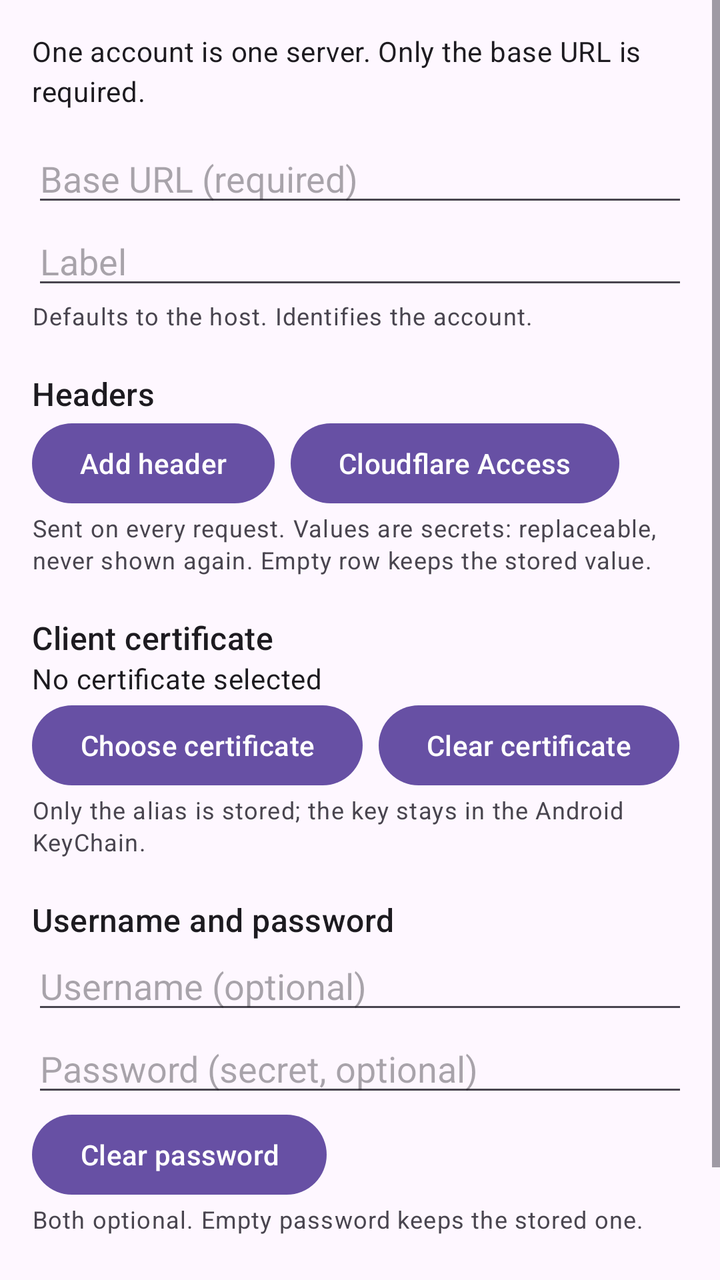
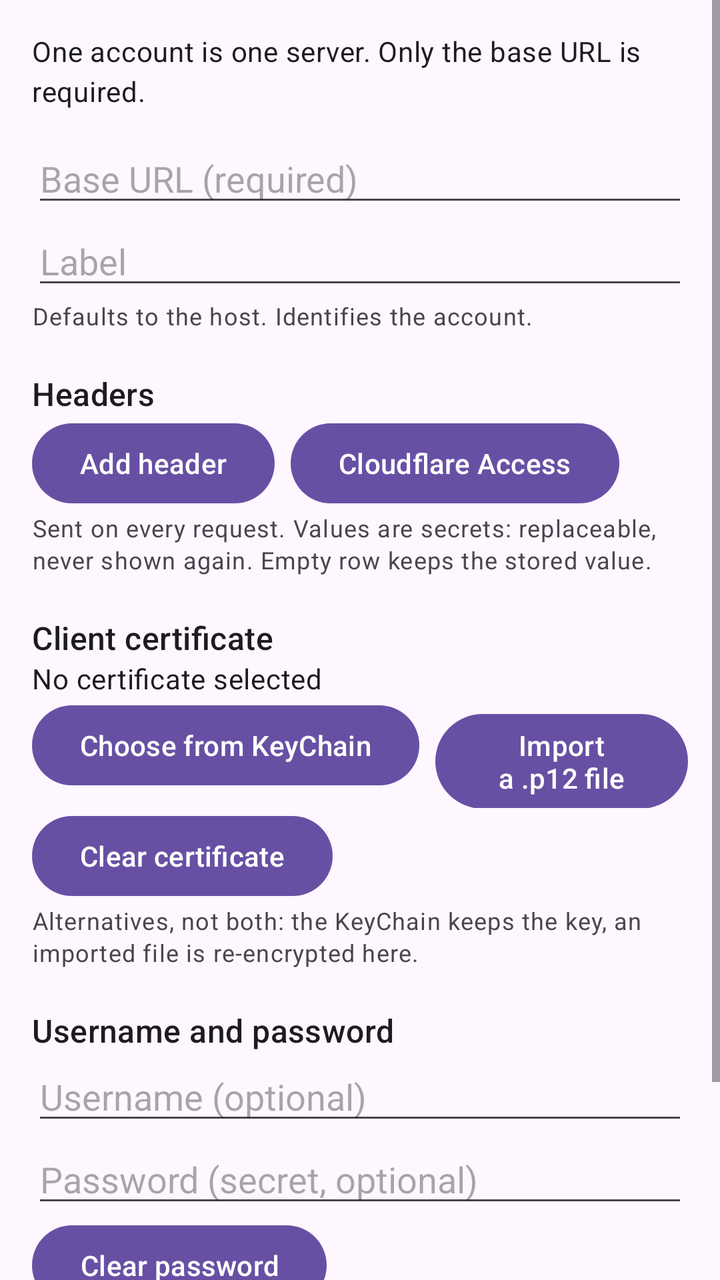

Compare the two renders of this Android layout. The source of the first and the diff that turns it into the second are given below.
<!-- AndroidManifest.xml: application theme Theme.DavProvider -->
<!-- res/layout/activity_account_setup.xml -->
<?xml version="1.0" encoding="utf-8"?>
<ScrollView xmlns:android="http://schemas.android.com/apk/res/android"
    android:layout_width="match_parent"
    android:layout_height="match_parent"
    android:clipToPadding="false"
    android:fitsSystemWindows="true"
    android:fillViewport="true">

    <LinearLayout
        android:layout_width="match_parent"
        android:layout_height="wrap_content"
        android:orientation="vertical"
        android:padding="16dp">

        <TextView
            android:layout_width="match_parent"
            android:layout_height="wrap_content"
            android:text="@string/setup_intro"
            android:textAppearance="?attr/textAppearanceBodyMedium" />

        <EditText
            android:id="@+id/url_input"
            android:layout_width="match_parent"
            android:layout_height="wrap_content"
            android:layout_marginTop="12dp"
            android:hint="@string/field_base_url"
            android:importantForAutofill="no"
            android:inputType="textUri"
            android:maxLines="1" />

        <EditText
            android:id="@+id/label_input"
            android:layout_width="match_parent"
            android:layout_height="wrap_content"
            android:hint="@string/field_label"
            android:importantForAutofill="no"
            android:inputType="text"
            android:maxLines="1" />

        <TextView
            android:id="@+id/label_note"
            android:layout_width="match_parent"
            android:layout_height="wrap_content"
            android:text="@string/label_note"
            android:textAppearance="?attr/textAppearanceBodySmall" />

        <TextView
            android:layout_width="match_parent"
            android:layout_height="wrap_content"
            android:layout_marginTop="20dp"
            android:text="@string/section_headers"
            android:textAppearance="?attr/textAppearanceTitleMedium" />

        <LinearLayout
            android:id="@+id/header_rows"
            android:layout_width="match_parent"
            android:layout_height="wrap_content"
            android:orientation="vertical" />

        <LinearLayout
            android:layout_width="match_parent"
            android:layout_height="wrap_content"
            android:orientation="horizontal">

            <Button
                android:id="@+id/add_header"
                android:layout_width="wrap_content"
                android:layout_height="wrap_content"
                android:text="@string/add_header" />

            <Button
                android:id="@+id/cloudflare_shortcut"
                android:layout_width="wrap_content"
                android:layout_height="wrap_content"
                android:layout_marginStart="8dp"
                android:text="@string/cloudflare_shortcut" />
        </LinearLayout>

        <TextView
            android:layout_width="match_parent"
            android:layout_height="wrap_content"
            android:text="@string/headers_note"
            android:textAppearance="?attr/textAppearanceBodySmall" />

        <TextView
            android:layout_width="match_parent"
            android:layout_height="wrap_content"
            android:layout_marginTop="20dp"
            android:text="@string/section_certificate"
            android:textAppearance="?attr/textAppearanceTitleMedium" />

        <TextView
            android:id="@+id/cert_alias"
            android:layout_width="match_parent"
            android:layout_height="wrap_content"
            android:text="@string/no_certificate"
            android:textAppearance="?attr/textAppearanceBodyMedium" />

        <LinearLayout
            android:layout_width="match_parent"
            android:layout_height="wrap_content"
            android:orientation="horizontal">

            <Button
                android:id="@+id/choose_certificate"
                android:layout_width="wrap_content"
                android:layout_height="wrap_content"
                android:text="@string/choose_certificate" />

            <Button
                android:id="@+id/clear_certificate"
                android:layout_width="wrap_content"
                android:layout_height="wrap_content"
                android:layout_marginStart="8dp"
                android:text="@string/clear_certificate" />
        </LinearLayout>

        <TextView
            android:layout_width="match_parent"
            android:layout_height="wrap_content"
            android:text="@string/certificate_note"
            android:textAppearance="?attr/textAppearanceBodySmall" />

        <TextView
            android:layout_width="match_parent"
            android:layout_height="wrap_content"
            android:layout_marginTop="20dp"
            android:text="@string/section_credentials"
            android:textAppearance="?attr/textAppearanceTitleMedium" />

        <EditText
            android:id="@+id/username_input"
            android:layout_width="match_parent"
            android:layout_height="wrap_content"
            android:hint="@string/field_username"
            android:importantForAutofill="no"
            android:inputType="text"
            android:maxLines="1" />

        <EditText
            android:id="@+id/password_input"
            android:layout_width="match_parent"
            android:layout_height="wrap_content"
            android:hint="@string/field_password"
            android:importantForAutofill="no"
            android:inputType="textPassword"
            android:maxLines="1"
            android:saveEnabled="false" />

        <Button
            android:id="@+id/clear_password"
            android:layout_width="wrap_content"
            android:layout_height="wrap_content"
            android:text="@string/clear_password" />

        <TextView
            android:layout_width="match_parent"
            android:layout_height="wrap_content"
            android:text="@string/credentials_note"
            android:textAppearance="?attr/textAppearanceBodySmall" />

        <Button
            android:id="@+id/save_account"
            android:layout_width="wrap_content"
            android:layout_height="wrap_content"
            android:layout_marginTop="20dp"
            android:text="@string/save_account" />

        <TextView
            android:id="@+id/save_progress"
            android:layout_width="match_parent"
            android:layout_height="wrap_content"
            android:textAppearance="?attr/textAppearanceBodySmall"
            android:visibility="gone" />

        <LinearLayout
            android:id="@+id/probe_card"
            android:layout_width="match_parent"
            android:layout_height="wrap_content"
            android:layout_marginTop="16dp"
            android:orientation="vertical"
            android:visibility="gone">

            <TextView
                android:id="@+id/probe_saved"
                android:layout_width="match_parent"
                android:layout_height="wrap_content"
                android:text="@string/validation_saved"
                android:textAppearance="?attr/textAppearanceBodySmall" />

            <TextView
                android:id="@+id/probe_summary"
                android:layout_width="match_parent"
                android:layout_height="wrap_content"
                android:layout_marginTop="4dp"
                android:textAppearance="?attr/textAppearanceTitleMedium" />

            <TextView
                android:id="@+id/probe_details"
                android:layout_width="match_parent"
                android:layout_height="wrap_content"
                android:fontFamily="monospace"
                android:textIsSelectable="true"
                android:textSize="12sp"
                android:visibility="gone" />

            <LinearLayout
                android:layout_width="match_parent"
                android:layout_height="wrap_content"
                android:orientation="horizontal">

                <Button
                    android:id="@+id/probe_details_toggle"
                    android:layout_width="wrap_content"
                    android:layout_height="wrap_content"
                    android:text="@string/details" />

                <Button
                    android:id="@+id/probe_copy"
                    android:layout_width="wrap_content"
                    android:layout_height="wrap_content"
                    android:layout_marginStart="8dp"
                    android:text="@string/copy_details" />

                <Button
                    android:id="@+id/probe_close"
                    android:layout_width="wrap_content"
                    android:layout_height="wrap_content"
                    android:layout_marginStart="8dp"
                    android:text="@string/close" />
            </LinearLayout>
        </LinearLayout>

    </LinearLayout>
</ScrollView>
<!-- resources referenced by this layout -->
<resources>
  <string name="add_header">Add header</string>
  <string name="certificate_note">Only the alias is stored; the key stays in the Android KeyChain.</string>
  <string name="choose_certificate">Choose certificate</string>
  <string name="clear_certificate">Clear certificate</string>
  <string name="clear_password">Clear password</string>
  <string name="close">Close</string>
  <string name="cloudflare_shortcut">Cloudflare Access</string>
  <string name="copy_details">Copy details</string>
  <string name="credentials_note">Both optional. Empty password keeps the stored one.</string>
  <string name="details">Details</string>
  <string name="field_base_url">Base URL (required)</string>
  <string name="field_label">Label</string>
  <string name="field_password">Password (secret, optional)</string>
  <string name="field_username">Username (optional)</string>
  <string name="headers_note">Sent on every request. Values are secrets: replaceable, never shown again. Empty row keeps the stored value.</string>
  <string name="label_note">Defaults to the host. Identifies the account.</string>
  <string name="no_certificate">No certificate selected</string>
  <string name="save_account">Save account</string>
  <string name="section_certificate">Client certificate</string>
  <string name="section_credentials">Username and password</string>
  <string name="section_headers">Headers</string>
  <string name="setup_intro">One account is one server. Only the base URL is required.</string>
  <string name="validation_saved">Account saved. The check below is a report, not a condition of saving.</string>
  <style name="Theme.DavProvider" parent="Theme.Material3.DayNight.NoActionBar" />
</resources>

<!-- the commit's change to res/layout/activity_account_setup.xml (unified diff, before → after) -->
@@ -90,12 +90,19 @@
             android:textAppearance="?attr/textAppearanceTitleMedium" />
 
         <TextView
-            android:id="@+id/cert_alias"
+            android:id="@+id/cert_status"
             android:layout_width="match_parent"
             android:layout_height="wrap_content"
             android:text="@string/no_certificate"
             android:textAppearance="?attr/textAppearanceBodyMedium" />
 
+        <TextView
+            android:id="@+id/cert_details"
+            android:layout_width="match_parent"
+            android:layout_height="wrap_content"
+            android:textAppearance="?attr/textAppearanceBodySmall"
+            android:visibility="gone" />
+
         <LinearLayout
             android:layout_width="match_parent"
             android:layout_height="wrap_content"
@@ -108,12 +115,18 @@
                 android:text="@string/choose_certificate" />
 
             <Button
-                android:id="@+id/clear_certificate"
+                android:id="@+id/import_certificate"
                 android:layout_width="wrap_content"
                 android:layout_height="wrap_content"
                 android:layout_marginStart="8dp"
-                android:text="@string/clear_certificate" />
+                android:text="@string/import_certificate" />
         </LinearLayout>
+
+        <Button
+            android:id="@+id/clear_certificate"
+            android:layout_width="wrap_content"
+            android:layout_height="wrap_content"
+            android:text="@string/clear_certificate" />
 
         <TextView
             android:layout_width="match_parent"
<!-- resource entries referenced after the edit -->
@@ -1,8 +1,8 @@
 <!-- resources referenced by this layout -->
 <resources>
   <string name="add_header">Add header</string>
-  <string name="certificate_note">Only the alias is stored; the key stays in the Android KeyChain.</string>
-  <string name="choose_certificate">Choose certificate</string>
+  <string name="certificate_note">Alternatives, not both: the KeyChain keeps the key, an imported file is re-encrypted here.</string>
+  <string name="choose_certificate">Choose from KeyChain</string>
   <string name="clear_certificate">Clear certificate</string>
   <string name="clear_password">Clear password</string>
   <string name="close">Close</string>
@@ -15,6 +15,7 @@
   <string name="field_password">Password (secret, optional)</string>
   <string name="field_username">Username (optional)</string>
   <string name="headers_note">Sent on every request. Values are secrets: replaceable, never shown again. Empty row keeps the stored value.</string>
+  <string name="import_certificate">Import a .p12 file</string>
   <string name="label_note">Defaults to the host. Identifies the account.</string>
   <string name="no_certificate">No certificate selected</string>
   <string name="save_account">Save account</string>
